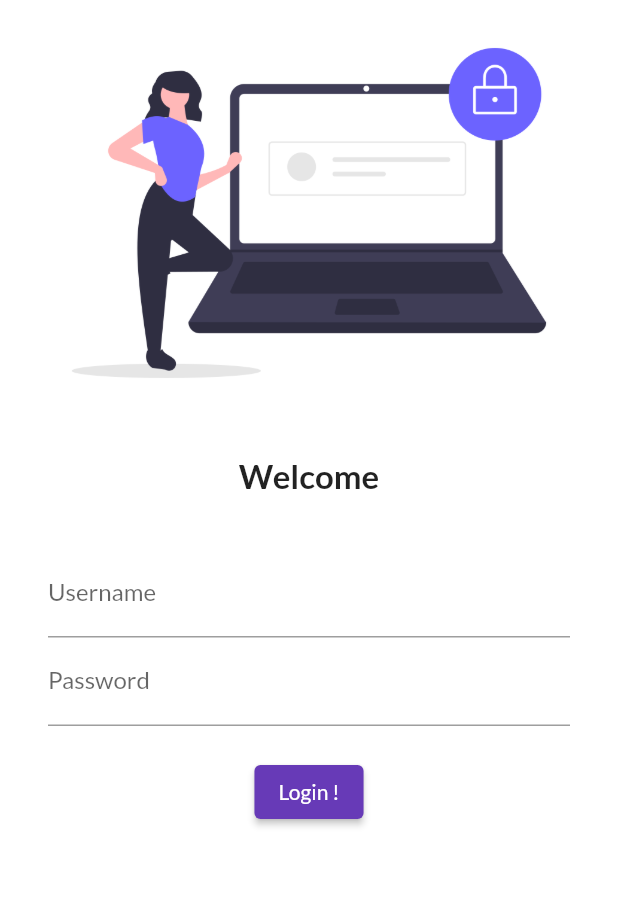
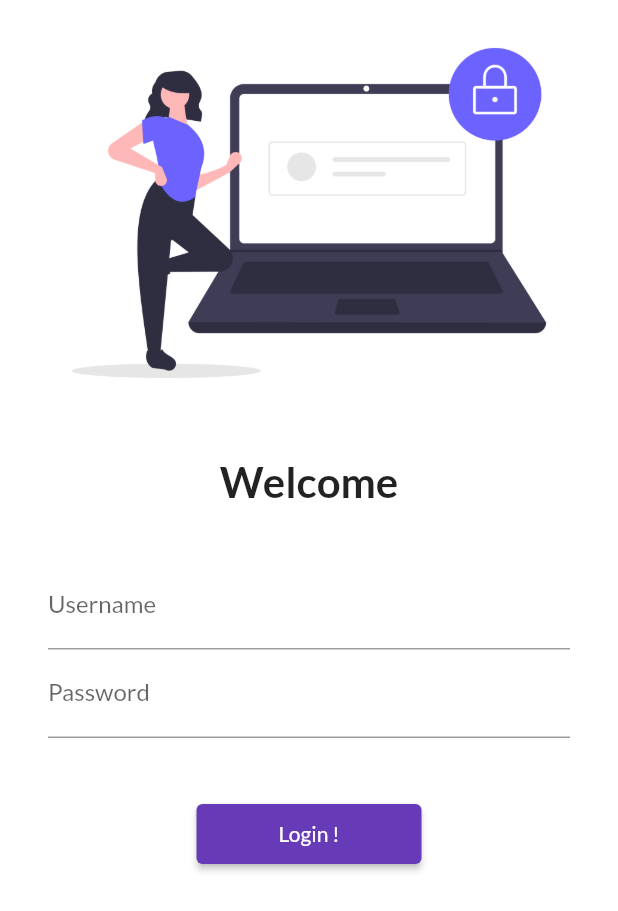
Before and after one commit to RaviMonocept/CatelogApp, a Flutter app: the screen it shows after launch, on a phone screen of 412 x 824 dp. Shown: the top 911 px of the screen. Run offline on Flutter 3.47's test engine with Material 2 defaults, Android fonts, the phone set to English and light mode, and no system bars; our stand-ins replace google_fonts.

Commit message:
Day5Completed

```diff
--- a/lib/Pages/login_page.dart
+++ b/lib/Pages/login_page.dart
@@ -1,4 +1,5 @@
 import 'package:flutter/material.dart';
+import 'package:flutter_catalog/utils/routes.dart';
 
 class LoginPage extends StatelessWidget {
   const LoginPage({super.key});
@@ -8,6 +9,7 @@ class LoginPage extends StatelessWidget {
     int i = 0;
     return Material(
         color: Colors.white,
+        child: SingleChildScrollView(
           child: Column(
             children: [
               Image.asset(
@@ -20,14 +22,14 @@ class LoginPage extends StatelessWidget {
               ),
               Text(
                 "Welcome",
-              style: TextStyle(fontSize: 22, fontWeight: FontWeight.bold),
+                style: TextStyle(fontSize: 28, fontWeight: FontWeight.bold),
               ),
               SizedBox(
                 height: 20,
               ),
               Padding(
-              padding:
-                  const EdgeInsets.symmetric(vertical: 16.0, horizontal: 32.0),
+                padding: const EdgeInsets.symmetric(
+                    vertical: 16.0, horizontal: 32.0),
                 child: Column(
                   children: [
                     TextFormField(
@@ -40,20 +42,23 @@ class LoginPage extends StatelessWidget {
                           hintText: "Enter password !", labelText: "Password"),
                     ),
                     SizedBox(
-                    height: 20.0,
+                      height: 40.0,
                     ),
                     ElevatedButton(
                       child: Text("Login !"),
-                    style: TextButton.styleFrom(),
+                      style: TextButton.styleFrom(minimumSize: Size(150, 40)),
                       onPressed: () {
                         i++;
+
                         print("Welcome to login Button ! $i");
+                        Navigator.pushNamed(context, MyRoutes.homeRoute);
                       },
                     )
                   ],
                 ),
               )
             ],
+          ),
         ));
   }
 }
--- a/lib/main.dart
+++ b/lib/main.dart
@@ -1,6 +1,7 @@
 import 'package:flutter/material.dart';
 import 'package:flutter_catalog/Pages/home_page.dart';
 import 'package:flutter_catalog/Pages/login_page.dart';
+import 'package:flutter_catalog/utils/routes.dart';
 import 'package:google_fonts/google_fonts.dart';
 
 void main() {
@@ -24,8 +25,8 @@ class MyApp extends StatelessWidget {
       initialRoute: "/login",
       routes: {
         "/": (context) => HomePage(),
-        "/home": (context) => HomePage(),
-        "/login": (context) => LoginPage(),
+        MyRoutes.homeRoute: (context) => HomePage(),
+        MyRoutes.loginRoute: (context) => LoginPage(),
       },
     );
   }
--- /dev/null
+++ b/lib/utils/routes.dart
@@ -0,0 +1,4 @@
+class MyRoutes {
+  static String loginRoute = "/login";
+  static String homeRoute = "/home";
+}
```
Lines whose indentation alone changed are shown as unchanged.
